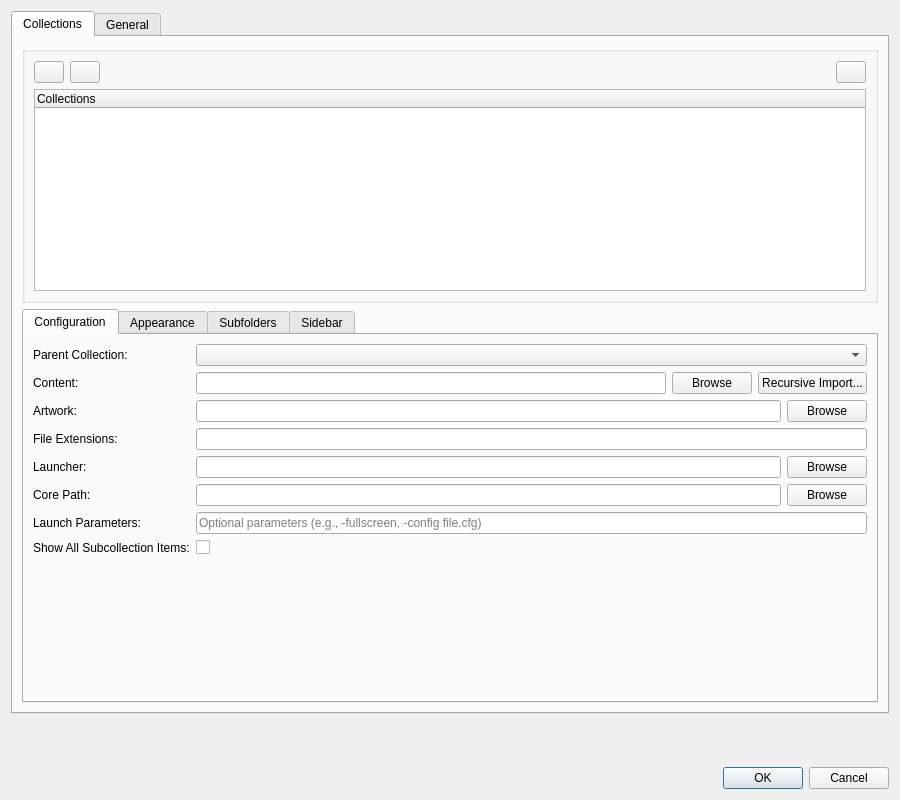
EtherAura/Kartend, file src/ui/dialogs/settingsdialog.ui: the form before one commit.
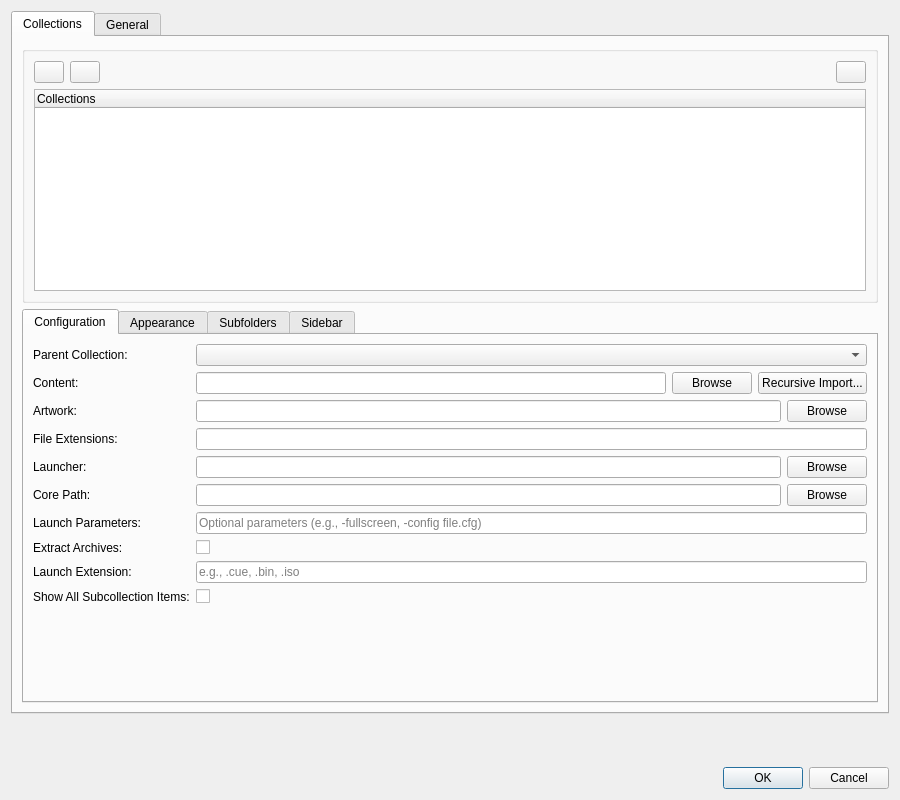
The form after the commit. Icons and pictures are not drawn.

Commit message: Add archive extraction support for RetroArch cores

The edit to the form file:
```diff
--- a/src/ui/dialogs/settingsdialog.ui
+++ b/src/ui/dialogs/settingsdialog.ui
@@ -285,13 +285,50 @@
               </widget>
              </item>
              <item row="7" column="0">
+              <widget class="QLabel" name="label_extractArchives">
+               <property name="text">
+                <string>Extract Archives:</string>
+               </property>
+              </widget>
+             </item>
+             <item row="7" column="1">
+              <widget class="QCheckBox" name="extractArchivesCheckBox">
+               <property name="toolTip">
+                <string>Extract archived content to a temporary directory before launching (for cores that don't support zipped content)</string>
+               </property>
+               <property name="text">
+                <string/>
+               </property>
+               <property name="checked">
+                <bool>false</bool>
+               </property>
+              </widget>
+             </item>
+             <item row="8" column="0">
+              <widget class="QLabel" name="label_extractedExtension">
+               <property name="text">
+                <string>Launch Extension:</string>
+               </property>
+              </widget>
+             </item>
+             <item row="8" column="1">
+              <widget class="QLineEdit" name="extractedExtensionLineEdit">
+               <property name="toolTip">
+                <string>File extension to launch from extracted archive (e.g., .cue, .bin, .iso)</string>
+               </property>
+               <property name="placeholderText">
+                <string>e.g., .cue, .bin, .iso</string>
+               </property>
+              </widget>
+             </item>
+             <item row="9" column="0">
               <widget class="QLabel" name="label_showAllSubcollectionItems">
                <property name="text">
                 <string>Show All Subcollection Items:</string>
                </property>
               </widget>
              </item>
-             <item row="7" column="1">
+             <item row="9" column="1">
               <widget class="QCheckBox" name="showAllSubcollectionItemsCheckBox">
                <property name="toolTip">
                 <string>Mix items from subcollections with parent collection items, sorted alphabetically</string>
```
The commit also changes 6 other files.
